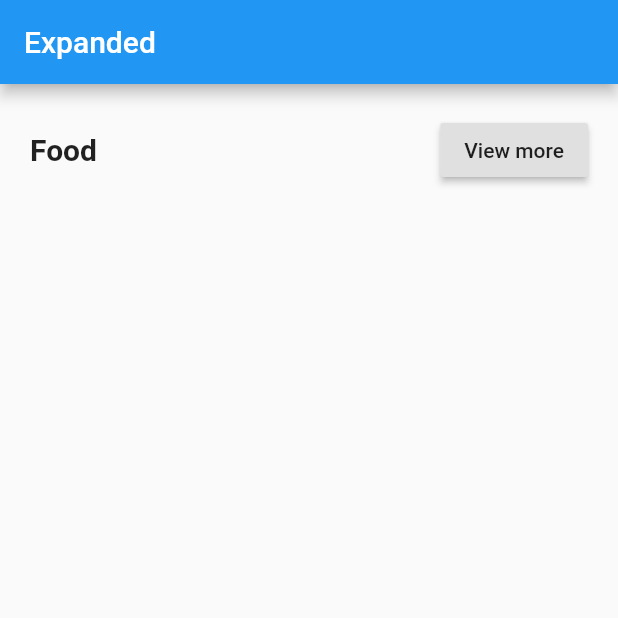
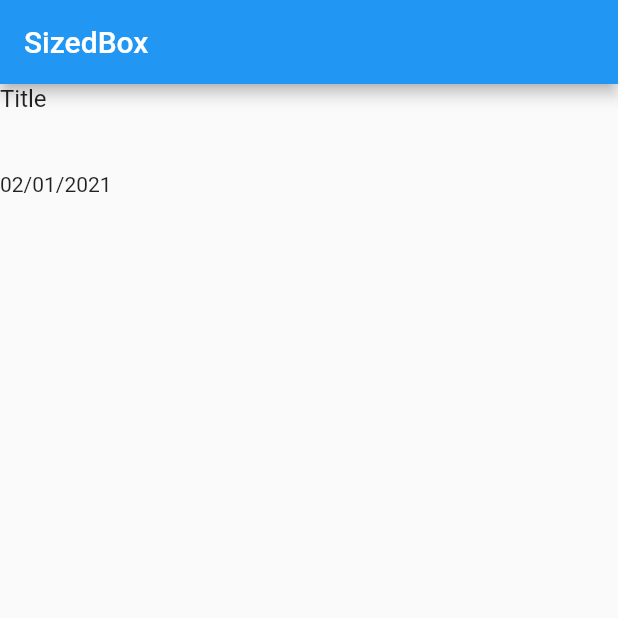
Before and after one commit to ParkSoravee/Learning_Flutter, a Flutter app: the screen it shows after launch, on a phone screen of 412 x 824 dp, the top half of it. Run offline on Flutter 3.47's test engine with Material 2 defaults, Android fonts, the phone set to English and light mode, and no system bars.

Commit message:
SizedBox to creat space or improvice to make UI hide

```diff
--- a/lib/main.dart
+++ b/lib/main.dart
@@ -8,33 +8,28 @@ void main() {
 class MyApp extends StatelessWidget {
   @override
   Widget build(BuildContext context) {
+    var isShow = false;
     return MaterialApp(
-      title: "Expanded",
+      title: "SizedBox",
       home: Scaffold(
-        appBar: AppBar(
-          title: Text("Expanded"),
-        ),
-        body: Padding(
-          padding: const EdgeInsets.all(20.0),
-          child: Row(children: [
-            Expanded(
-              flex: 2,
-              child: Container(
-                child: Text(
-                  "Food",
-                  style: TextStyle(fontWeight: FontWeight.w600, fontSize: 20),
-                ),
+          appBar: AppBar(
+            title: Text("SizedBox"),
+          ),
+          body: Column(
+            crossAxisAlignment: CrossAxisAlignment.start,
+            children: [
+              Text(
+                "Title",
+                style: TextStyle(fontSize: 16),
               ),
-            ),
-            Container(
-              child: RaisedButton(
-                onPressed: () {},
-                child: Text("View more"),
+              //SizedBox(height: 50,),
+              Container(
+                padding: EdgeInsets.only(top: 10, bottom: 10),
+                child: isShow ? Text("Subtitle") : SizedBox(height: 20),
               ),
-            ),
-          ]),
-        ),
-      ),
+              Text("02/01/2021")
+            ],
+          )),
     );
   }
 }
```
